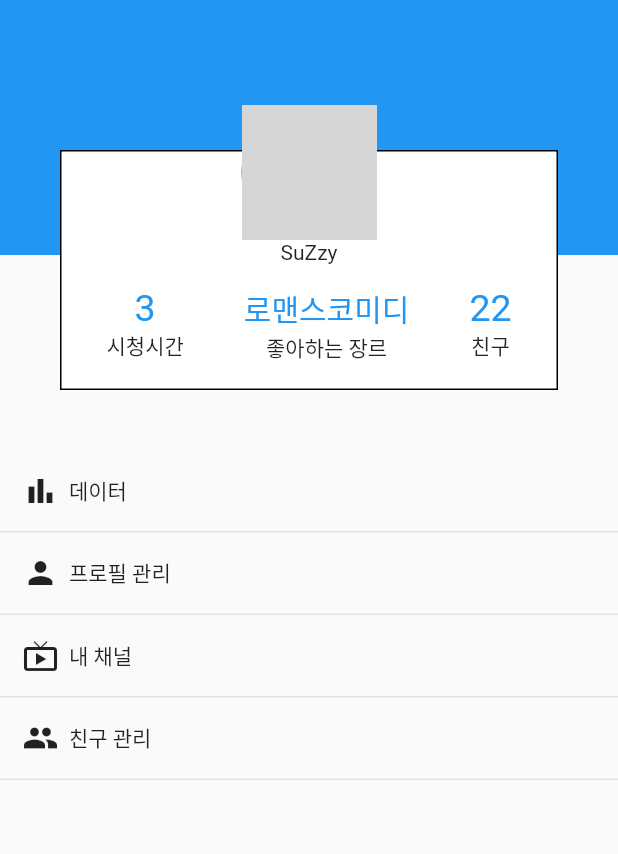
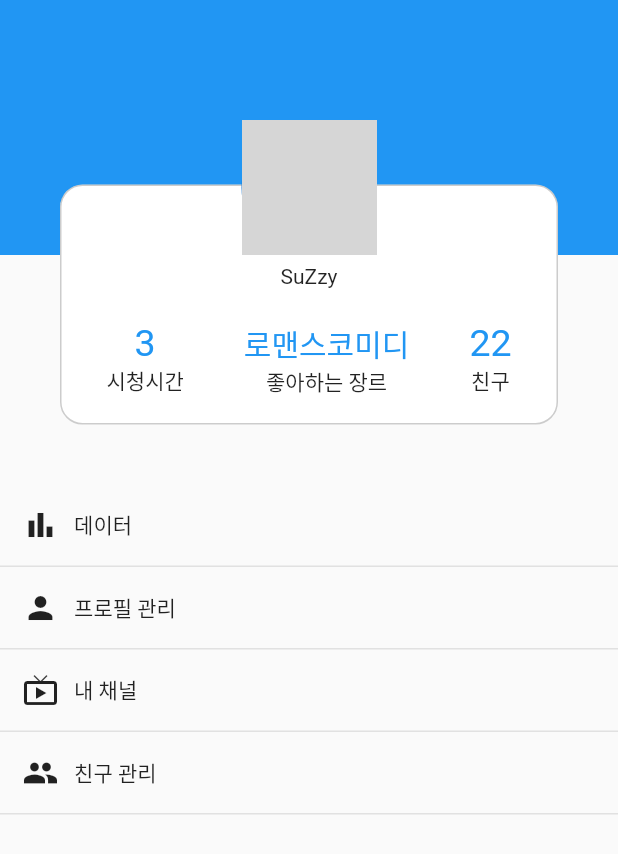
Before and after one commit to dlwjdals22/moska, a Flutter app: the screen it shows after launch, on a phone screen of 412 x 824 dp. Shown: the top 854 px of the screen. Run offline on Flutter 3.47's test engine with Material 2 defaults, Android fonts, the phone set to English and light mode, and no system bars; grey boxes are pictures that could not be loaded.

Commit message:
Fix : main - UI 완성

```diff
--- a/lib/main.dart
+++ b/lib/main.dart
@@ -32,20 +32,19 @@ class MyApp extends StatelessWidget {
               // top: 10,
               // left: 10,
               child: Container(
-                margin: EdgeInsets.fromLTRB(40, 100, 40, 40),
+                margin: EdgeInsets.fromLTRB(40, 123, 40, 40),
                 padding: EdgeInsets.fromLTRB(10, 90, 10, 10),
                 decoration: BoxDecoration(
                   color: Colors.white,
-                  border: Border.all(),
+                  border: Border.all(color: Color.fromRGBO(0, 0, 0, 0.2)),
+                  borderRadius: BorderRadius.circular(15),
                 ),
                 height: 160,
                 child: Row(
-
                   mainAxisAlignment: MainAxisAlignment.spaceAround,
                   // crossAxisAlignment: CrossAxisAlignment.,
                   children: [
                     Container(
-
                       child: Column(children: [
                         Text('3',
                             style: TextStyle(
@@ -82,6 +81,7 @@ class MyApp extends StatelessWidget {
             Positioned(
               child: Container(
                 margin: EdgeInsets.fromLTRB(40, 70, 40, 40),
+                padding: EdgeInsets.fromLTRB(10, 10, 10, 10),
                 alignment: Alignment.center,
                 // color: Colors.black,
                 child: Column(
@@ -93,7 +93,10 @@ class MyApp extends StatelessWidget {
                           backgroundImage: AssetImage('hotel07.jpg'),
                         ),
                       ),
-                      Text('SuZzy'),
+                      Container(
+                        padding: EdgeInsets.all(6),
+                        child: Text('SuZzy'),
+                      ),
                     ]),
               ),
             ),
@@ -111,7 +114,7 @@ class MyApp extends StatelessWidget {
                 child: Row(
                   children: [
                     Icon(Icons.bar_chart),
-                    Text('  데이터'),
+                    Text('   데이터'),
                   ],
                 )),
             Container(
@@ -123,7 +126,7 @@ class MyApp extends StatelessWidget {
                 child: Row(
                   children: [
                     Icon(Icons.person),
-                    Text('  프로필 관리'),
+                    Text('   프로필 관리'),
                   ],
                 )),
             Container(
@@ -135,7 +138,7 @@ class MyApp extends StatelessWidget {
                 child: Row(
                   children: [
                     Icon(Icons.live_tv),
-                    Text('  내 채널'),
+                    Text('   내 채널'),
                   ],
                 )),
             Container(
@@ -147,7 +150,7 @@ class MyApp extends StatelessWidget {
                 child: Row(
                   children: [
                     Icon(Icons.people),
-                    Text('  친구 관리'),
+                    Text('   친구 관리'),
                   ],
                 )),
           ]),
@@ -159,121 +162,3 @@ class MyApp extends StatelessWidget {
             ));
   }
 }
-
-//
-// class MyApp extends StatelessWidget {
-//   const MyApp({Key? key}) : super(key: key);
-//
-//   @override
-//   Widget build(BuildContext context) {
-//     return MaterialApp(
-//         home : Scaffold (
-//             appBar: AppBar( actions: [
-//               Icon(Icons.phone),
-//               Icon(Icons.star),
-//             ],
-//               leading:
-//                 Icon(Icons.message),
-//               title : Text('ddd'),
-//           // appBar: AppBar( leading : Icon(Icons.star), title : Text('ddd'),
-//           //   actions: [Icon(Icons.phone)]
-//           ),
-//           body : SizedBox(
-//             child: IconButton(
-//               // IconButton()
-//               // TextButton()
-//               // ElevatedButton()
-//               icon : Icon(Icons.star),
-//               onPressed: (){},
-//             // child: ElevatedButton(
-//             //   child : Text('글자'),
-//             // onPressed: (){},
-//               // style : TextStyle( color: Color.fromRGBO(20, 100, 70, 1) )
-//               // style : TextStyle( color: Color(0xffff0000) )
-//                   // color : Colors.red ),
-//             ),
-//           )
-//
-//           // ~ 3강
-//           // body: Align(
-//           //   alignment: Alignment.topCenter,
-//           //   child: Container(
-//           //     width: double.infinity, height: 50,
-//           //     // margin : EdgeInsets.all(20),
-//           //     margin : EdgeInsets.fromLTRB(0, 30, 0, 0),
-//           //     padding : EdgeInsets.all(2),
-//           //     decoration: BoxDecoration(
-//           //         // color : Colors.red,
-//           //       border: Border.all(color : Colors.yellow),
-//           //       color: Colors.greenAccent
-//           //     ),
-//           //     child : Text('dddddd'),
-//           //   ),
-//           // ),
-//
-//
-//         // 숙제
-//         //   bottomNavigationBar: BottomAppBar(
-//         //     child: SizedBox(
-//         //       height: 100,
-//         //       child: Row(
-//         //         mainAxisAlignment: MainAxisAlignment.spaceEvenly,
-//         //         children: const [
-//         //           Icon(Icons.phone),
-//         //           Icon(Icons.message),
-//         //           Icon(Icons.contact_page),
-//         //       ]
-//         //   ),
-//         //     ),
-//         // ),
-//
-//         )
-//     );
-//   }
-// }
-
-// @override
-// Widget build(BuildContext context) {
-//   return MaterialApp(
-//       home : Scaffold(
-//       appBar: AppBar(),
-//   body : Container(color: Colors.blue),
-//   bottomNavigationBar: BottomAppBar(child : Text('이건가')),
-//   )
-
-
-// class MyApp extends StatelessWidget {
-//   const MyApp({Key? key}) : super(key: key);
-//
-//   @override
-//   Widget build(BuildContext context) {
-//     return MaterialApp(
-//       home : Scaffold(
-//         // body : Container(
-//         body : Column(
-//           // mainAxisAlignment: MainAxisAlignment.spaceEvenly
-//           mainAxisAlignment: MainAxisAlignment.center,
-//           children : [
-//             Icon(Icons.star),
-//             Icon(Icons.star),
-//             Icon(Icons.star),
-//           ],
-//         )
-//         // appBar : AppBar(),
-//         // body : Container(),
-//         // bottomNavigationBar : BottomAppBar( child: Text('asdf')),
-//       )
-//
-//
-//       // home : Center(
-//       //   child : Container(width : 50, height: 50, color : Colors.red),
-//       // )
-//       // home : Image.asset('hotel07.jpg')
-//       // home : Icon(Icons.star)
-//       //아이콘의 이름은 flutter 홈페이지 참조
-//       // home : Text('안녕')
-//     );
-//   }
-// }
-//
-// //Icons.phone, Icons.message, Icons.contact_page
```
